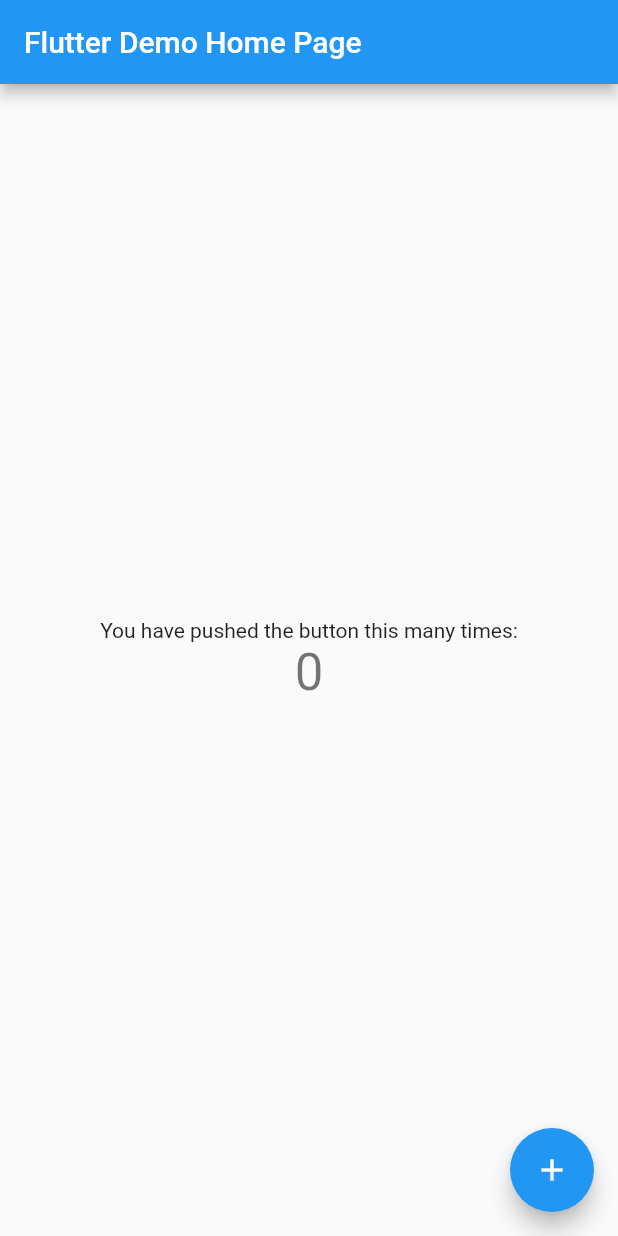
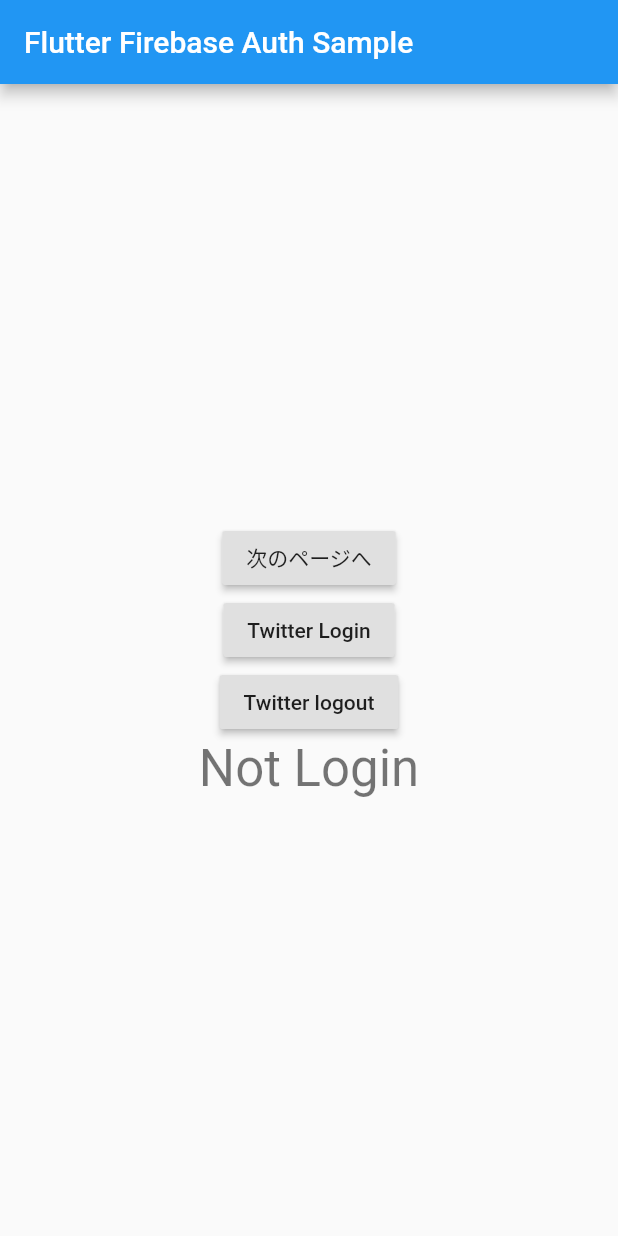
Before and after one commit to massyuu/flutter_firebase_auth_sample, a Flutter app: the screen it shows after launch, on a phone screen of 412 x 824 dp. Run offline on Flutter 3.47's test engine with Material 2 defaults, Android fonts, the phone set to English and light mode, and no system bars; our stand-ins replace firebase_auth; missing offline and left inert: flutter_twitter_login; accounts and stored records are empty.

Commit message:
ログイン処理追加

```diff
--- /dev/null
+++ b/lib/login_page.dart
@@ -0,0 +1,138 @@
+import 'package:flutter/material.dart';
+import 'package:provider/provider.dart';
+
+import 'dart:async';
+
+import 'package:firebase_auth/firebase_auth.dart';
+import 'package:flutter_twitter_login/flutter_twitter_login.dart';
+
+import 'models/auth_model.dart';
+
+// FirebaseAuthインスタンス
+final FirebaseAuth _firebaseAuth = FirebaseAuth.instance;
+
+class LoginPage extends StatelessWidget {
+  StreamSubscription<FirebaseUser> _listener;
+
+  // FIrebaseユーザー情報
+  FirebaseUser _currentUser;
+
+  // Twitterログイン情報
+  TwitterLoginResult _twitterLoginResult;
+  TwitterLoginStatus _twitterLoginStatus;
+  TwitterSession _currentUserTwitterSession;
+
+  // ログイン状態
+  String _loginStateMessage = "Not Login";
+  AuthModel _authModel;
+
+  // Twitterログインインスタンス
+  final TwitterLogin twitterLogin = new TwitterLogin(
+    // TwitterDeveloperで取得したConsumer API keys
+    consumerKey: "consumerKey",
+    consumerSecret: "consumerSecret"
+  );
+
+  /// ************************
+  /// ビルド
+  /// ************************
+  @override
+  Widget build(BuildContext context) {
+    _authModel = Provider.of<AuthModel>(context);
+
+    // 初期状態の取得
+    _setCurrentUser();
+
+    return Scaffold(
+      appBar: AppBar(
+        title: Text("Flutter Firebase Auth Sample"),
+      ),
+      body: Center(
+        child: Column(
+          mainAxisAlignment: MainAxisAlignment.center,
+          children: <Widget>[
+            RaisedButton(
+              onPressed: () => Navigator.of(context).pushNamed('/nextpage'),
+              child: Text('次のページへ'),
+            ),
+            RaisedButton(
+              onPressed: _twitterLogin,
+              child: Text('Twitter Login'),
+            ),
+            RaisedButton(
+              onPressed: _twitterLogout,
+              child: Text('Twitter logout'),
+            ),
+            Text(
+              _loginStateMessage,
+              style: Theme.of(context).textTheme.display1,
+            ),
+          ],
+        ),
+      ),
+    );
+  }
+
+  /// ************************
+  /// Twitterログイン
+  /// ************************
+  void _twitterLogin() async {
+
+    // ログイン処理
+    _twitterLoginResult = await twitterLogin.authorize();
+    _currentUserTwitterSession = _twitterLoginResult.session;
+    _twitterLoginStatus = _twitterLoginResult.status;
+
+    // Twitterログイン成功時にクレデンシャルをセット
+    if(_currentUserTwitterSession != null) {
+      AuthCredential _authCredential = TwitterAuthProvider.getCredential(
+          authToken: _currentUserTwitterSession?.token ?? '',
+          authTokenSecret: _currentUserTwitterSession?.secret ?? ''
+      );
+      _currentUser = (await _firebaseAuth.signInWithCredential(
+          _authCredential
+      )).user;
+    }
+
+    // ログイン状態の更新
+    if (_twitterLoginStatus == TwitterLoginStatus.loggedIn && _currentUser != null) {
+      _authModel.setLoginState(true);
+      _authModel.setDisplayName(_currentUser.displayName);
+    }
+  }
+
+  /// ************************
+  /// 現在ログイン中のユーザーをセット
+  /// ************************
+  void _setCurrentUser() async {
+    _currentUser = await _firebaseAuth.currentUser();
+    _currentUser?.getIdToken(refresh: true);
+
+    _listener = _firebaseAuth.onAuthStateChanged.listen((FirebaseUser user) {
+      // 保持しているユーザー情報の更新
+      _currentUser = user;
+      if(_currentUser != null) {
+        _authModel.setLoginState(true);
+        _authModel.setDisplayName(_currentUser.displayName);
+        _loginStateMessage = "Login as " + _currentUser.displayName;
+      } else {
+        _authModel.setLoginState(false);
+        _authModel.setDisplayName("");
+        _loginStateMessage = "Not Login";
+      }
+    });
+  }
+
+  /// ************************
+  /// Twitterログアウト
+  /// ************************
+  void _twitterLogout() async {
+    _currentUser = null;
+    _authModel.setLoginState(false);
+    _authModel.setDisplayName("");
+    _loginStateMessage = "Not Login";
+
+    // ログアウト処理
+    await _firebaseAuth.signOut();
+  }
+}
--- a/lib/main.dart
+++ b/lib/main.dart
@@ -1,111 +1,27 @@
 import 'package:flutter/material.dart';
+import 'package:provider/provider.dart';
+import 'models/auth_model.dart';
+import 'login_page.dart';
+import 'next_page.dart';
 
 void main() => runApp(MyApp());
 
 class MyApp extends StatelessWidget {
-  // This widget is the root of your application.
   @override
   Widget build(BuildContext context) {
-    return MaterialApp(
-      title: 'Flutter Demo',
-      theme: ThemeData(
-        // This is the theme of your application.
-        //
-        // Try running your application with "flutter run". You'll see the
-        // application has a blue toolbar. Then, without quitting the app, try
-        // changing the primarySwatch below to Colors.green and then invoke
-        // "hot reload" (press "r" in the console where you ran "flutter run",
-        // or simply save your changes to "hot reload" in a Flutter IDE).
-        // Notice that the counter didn't reset back to zero; the application
-        // is not restarted.
-        primarySwatch: Colors.blue,
+    return MultiProvider(
+      providers: [
+        ChangeNotifierProvider(
+          builder: (BuildContext context) => AuthModel(),
+        ),
+      ],
+      child: MaterialApp(
+        home: LoginPage(
+        ),
+        routes: {
+          '/nextpage': (BuildContext context) => NextPage(),
+        },
       ),
-      home: MyHomePage(title: 'Flutter Demo Home Page'),
     );
   }
 }
-
-class MyHomePage extends StatefulWidget {
-  MyHomePage({Key key, this.title}) : super(key: key);
-
-  // This widget is the home page of your application. It is stateful, meaning
-  // that it has a State object (defined below) that contains fields that affect
-  // how it looks.
-
-  // This class is the configuration for the state. It holds the values (in this
-  // case the title) provided by the parent (in this case the App widget) and
-  // used by the build method of the State. Fields in a Widget subclass are
-  // always marked "final".
-
-  final String title;
-
-  @override
-  _MyHomePageState createState() => _MyHomePageState();
-}
-
-class _MyHomePageState extends State<MyHomePage> {
-  int _counter = 0;
-
-  void _incrementCounter() {
-    setState(() {
-      // This call to setState tells the Flutter framework that something has
-      // changed in this State, which causes it to rerun the build method below
-      // so that the display can reflect the updated values. If we changed
-      // _counter without calling setState(), then the build method would not be
-      // called again, and so nothing would appear to happen.
-      _counter++;
-    });
-  }
-
-  @override
-  Widget build(BuildContext context) {
-    // This method is rerun every time setState is called, for instance as done
-    // by the _incrementCounter method above.
-    //
-    // The Flutter framework has been optimized to make rerunning build methods
-    // fast, so that you can just rebuild anything that needs updating rather
-    // than having to individually change instances of widgets.
-    return Scaffold(
-      appBar: AppBar(
-        // Here we take the value from the MyHomePage object that was created by
-        // the App.build method, and use it to set our appbar title.
-        title: Text(widget.title),
-      ),
-      body: Center(
-        // Center is a layout widget. It takes a single child and positions it
-        // in the middle of the parent.
-        child: Column(
-          // Column is also a layout widget. It takes a list of children and
-          // arranges them vertically. By default, it sizes itself to fit its
-          // children horizontally, and tries to be as tall as its parent.
-          //
-          // Invoke "debug painting" (press "p" in the console, choose the
-          // "Toggle Debug Paint" action from the Flutter Inspector in Android
-          // Studio, or the "Toggle Debug Paint" command in Visual Studio Code)
-          // to see the wireframe for each widget.
-          //
-          // Column has various properties to control how it sizes itself and
-          // how it positions its children. Here we use mainAxisAlignment to
-          // center the children vertically; the main axis here is the vertical
-          // axis because Columns are vertical (the cross axis would be
-          // horizontal).
-          mainAxisAlignment: MainAxisAlignment.center,
-          children: <Widget>[
-            Text(
-              'You have pushed the button this many times:',
-            ),
-            Text(
-              '$_counter',
-              style: Theme.of(context).textTheme.display1,
-            ),
-          ],
-        ),
-      ),
-      floatingActionButton: FloatingActionButton(
-        onPressed: _incrementCounter,
-        tooltip: 'Increment',
-        child: Icon(Icons.add),
-      ), // This trailing comma makes auto-formatting nicer for build methods.
-    );
-  }
-}
--- /dev/null
+++ b/lib/models/auth_model.dart
@@ -0,0 +1,19 @@
+import 'package:flutter/material.dart';
+
+class AuthModel extends ChangeNotifier {
+  bool _isLogin = false;
+  String _displayName = "";
+
+  get isLogin => _isLogin;
+  get displayName => _displayName;
+
+  void setLoginState(bool isLogin) {
+    _isLogin = isLogin;
+    notifyListeners();
+  }
+
+  void setDisplayName(String displayName) {
+    _displayName = displayName;
+    notifyListeners();
+  }
+}
--- a/pubspec.yaml
+++ b/pubspec.yaml
@@ -19,6 +19,10 @@ environment:
 dependencies:
   flutter:
     sdk: flutter
+  provider: ^3.0.0
+  firebase_core: ^0.4.0  # add dependency for Firebase Core
+  firebase_auth: ^0.14.0+5
+  flutter_twitter_login: ^1.1.0
 
   # The following adds the Cupertino Icons font to your application.
   # Use with the CupertinoIcons class for iOS style icons.
```
Also changed, not shown: lib/next_page.dart (added, +39 -0 lines), pubspec.lock, 3 other files.
